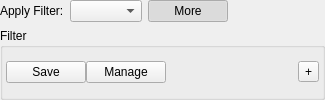
Qt form xtuple/trunk/widgets/parameterwidget.ui (WooodHead/xtuple) before a commit.
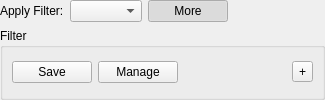
The same form after that commit. Custom widgets are drawn as their Qt base class.

What changed in the file:
```diff
--- a/xtuple/trunk/widgets/parameterwidget.ui
+++ b/xtuple/trunk/widgets/parameterwidget.ui
@@ -66,12 +66,6 @@
       <string>Filter</string>
      </property>
      <layout class="QGridLayout" name="gridLayout">
-      <property name="verticalSpacing">
-       <number>0</number>
-      </property>
-      <property name="margin">
-       <number>3</number>
-      </property>
       <item row="0" column="0">
        <layout class="QHBoxLayout" name="_footerLayout">
         <item>
```
Left out of the diff: 6 changed lines with no effect on the pictures.
